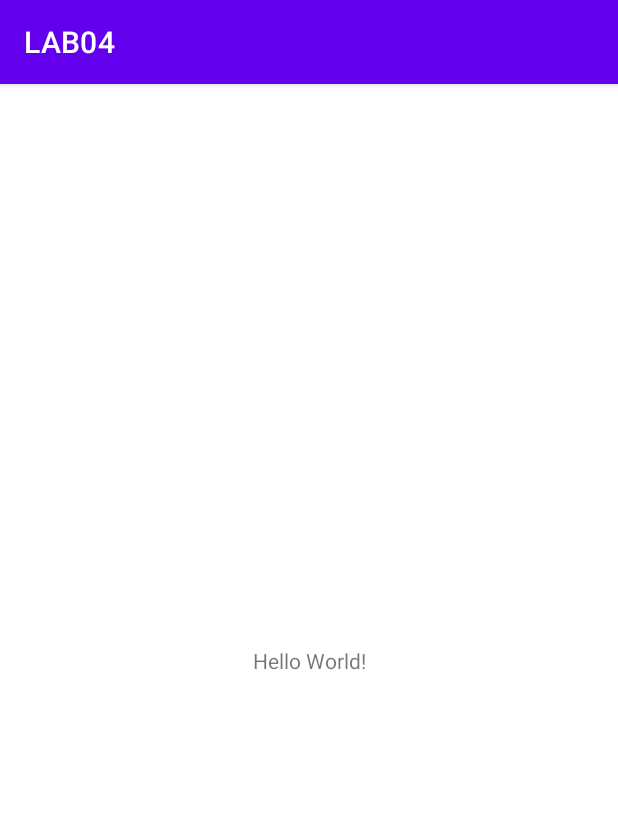
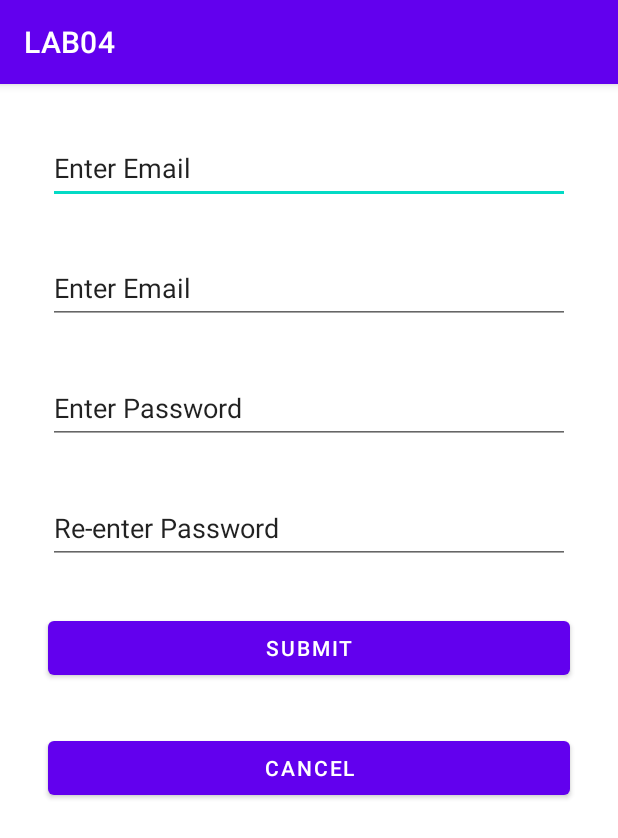
Before and after one commit to AkeeCrescent/MAD_lab4, an Android app: the screen it shows after launch (MainActivity), on a phone screen of 412 x 824 dp. Shown: the top 838 px of the screen. Run offline under Robolectric (Android 15) with nearby library versions, the phone set to English and light mode, and no system bars.

Commit message:
Initial commit

```diff
--- a/app/src/main/res/layout/activity_main.xml
+++ b/app/src/main/res/layout/activity_main.xml
@@ -1,18 +1,82 @@
 <?xml version="1.0" encoding="utf-8"?>
-<androidx.constraintlayout.widget.ConstraintLayout xmlns:android="http://schemas.android.com/apk/res/android"
+<LinearLayout xmlns:android="http://schemas.android.com/apk/res/android"
     xmlns:app="http://schemas.android.com/apk/res-auto"
     xmlns:tools="http://schemas.android.com/tools"
     android:layout_width="match_parent"
     android:layout_height="match_parent"
+    android:layout_marginLeft="16dp"
+    android:layout_marginTop="16dp"
+    android:layout_marginRight="16dp"
+    android:layout_marginBottom="16dp"
+    android:orientation="vertical"
     tools:context=".MainActivity">
 
-    <TextView
-        android:layout_width="wrap_content"
-        android:layout_height="wrap_content"
-        android:text="Hello World!"
-        app:layout_constraintBottom_toBottomOf="parent"
-        app:layout_constraintEnd_toEndOf="parent"
-        app:layout_constraintStart_toStartOf="parent"
-        app:layout_constraintTop_toTopOf="parent" />
+    <EditText
+        android:id="@+id/textview1"
+        android:layout_width="match_parent"
+        android:layout_height="48dp"
+        android:layout_marginLeft="16dp"
+        android:layout_marginTop="16dp"
+        android:layout_marginRight="16dp"
+        android:layout_marginBottom="16dp"
+        android:ems="10"
+        android:inputType="textPersonName"
+        android:text="Enter Email" />
 
-</androidx.constraintlayout.widget.ConstraintLayout>
+    <EditText
+        android:id="@+id/textview2"
+        android:layout_width="match_parent"
+        android:layout_height="48dp"
+        android:layout_marginLeft="16dp"
+        android:layout_marginTop="16dp"
+        android:layout_marginRight="16dp"
+        android:layout_marginBottom="16dp"
+        android:ems="10"
+        android:inputType="textPersonName"
+        android:text="Enter Email" />
+
+    <EditText
+        android:id="@+id/textview3"
+        android:layout_width="match_parent"
+        android:layout_height="48dp"
+        android:layout_marginLeft="16dp"
+        android:layout_marginTop="16dp"
+        android:layout_marginRight="16dp"
+        android:layout_marginBottom="16dp"
+        android:ems="10"
+        android:inputType="textPersonName"
+        android:text="Enter Password" />
+
+    <EditText
+        android:id="@+id/textview4"
+        android:layout_width="match_parent"
+        android:layout_height="48dp"
+        android:layout_marginLeft="16dp"
+        android:layout_marginTop="16dp"
+        android:layout_marginRight="16dp"
+        android:layout_marginBottom="16dp"
+        android:ems="10"
+        android:inputType="textPersonName"
+        android:text="Re-enter Password" />
+
+    <Button
+        android:id="@+id/button1"
+        android:layout_width="match_parent"
+        android:layout_height="48dp"
+        android:layout_marginLeft="16dp"
+        android:layout_marginTop="16dp"
+        android:layout_marginRight="16dp"
+        android:layout_marginBottom="16dp"
+        android:text="SUBMIT" />
+
+    <Button
+        android:id="@+id/button2"
+        android:layout_width="match_parent"
+        android:layout_height="48dp"
+        android:layout_marginLeft="16dp"
+        android:layout_marginTop="16dp"
+        android:layout_marginRight="16dp"
+        android:layout_marginBottom="16dp"
+        android:text="CANCEL" />
+
+</LinearLayout>
```
